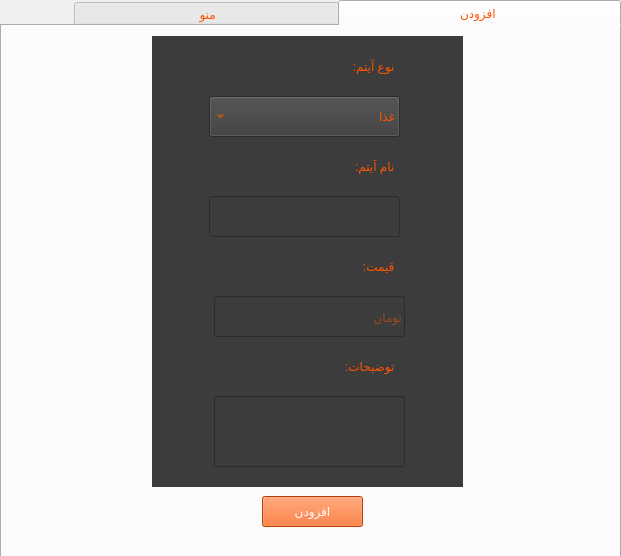
Qt form FOOD/restaurantownermainpage.ui (pooratho/FOOD) before a commit.
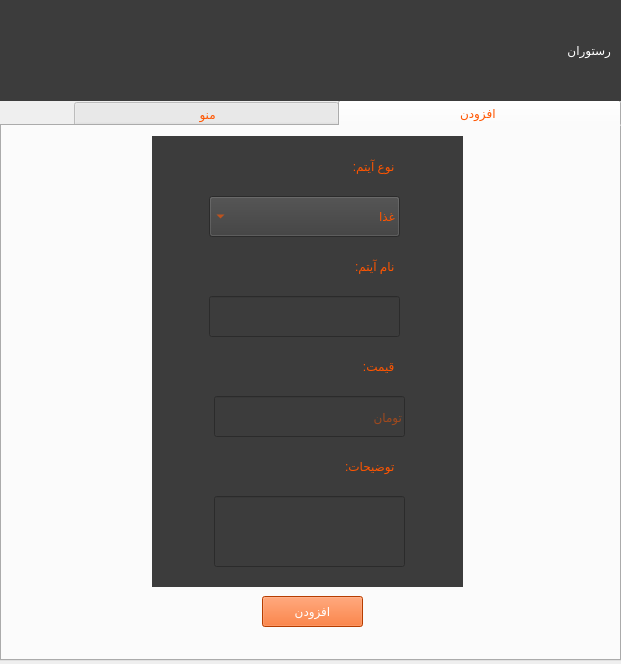
The same form after that commit. The open tabs and pages were chosen to show the change. Icons and pictures are not drawn.

```diff
--- a/FOOD/restaurantownermainpage.ui
+++ b/FOOD/restaurantownermainpage.ui
@@ -7,7 +7,7 @@
     <x>0</x>
     <y>0</y>
     <width>621</width>
-    <height>556</height>
+    <height>664</height>
    </rect>
   </property>
   <property name="windowTitle">
@@ -21,7 +21,7 @@
    <property name="geometry">
     <rect>
      <x>0</x>
-     <y>0</y>
+     <y>100</y>
      <width>621</width>
      <height>561</height>
     </rect>
@@ -418,6 +418,34 @@
     </widget>
    </widget>
   </widget>
+  <widget class="QWidget" name="widget_3" native="true">
+   <property name="geometry">
+    <rect>
+     <x>0</x>
+     <y>0</y>
+     <width>621</width>
+     <height>101</height>
+    </rect>
+   </property>
+   <property name="styleSheet">
+    <string notr="true">background-color: rgb(60, 60, 60);
+color: rgb(255, 255, 255);
+font: 20pt &quot;B Farnaz&quot;;</string>
+   </property>
+   <widget class="QLabel" name="label_10">
+    <property name="geometry">
+     <rect>
+      <x>10</x>
+      <y>10</y>
+      <width>601</width>
+      <height>81</height>
+     </rect>
+    </property>
+    <property name="text">
+     <string>رستوران</string>
+    </property>
+   </widget>
+  </widget>
  </widget>
  <resources/>
  <connections/>
```
Left out of the diff: 2 changed lines with no effect on the pictures.
